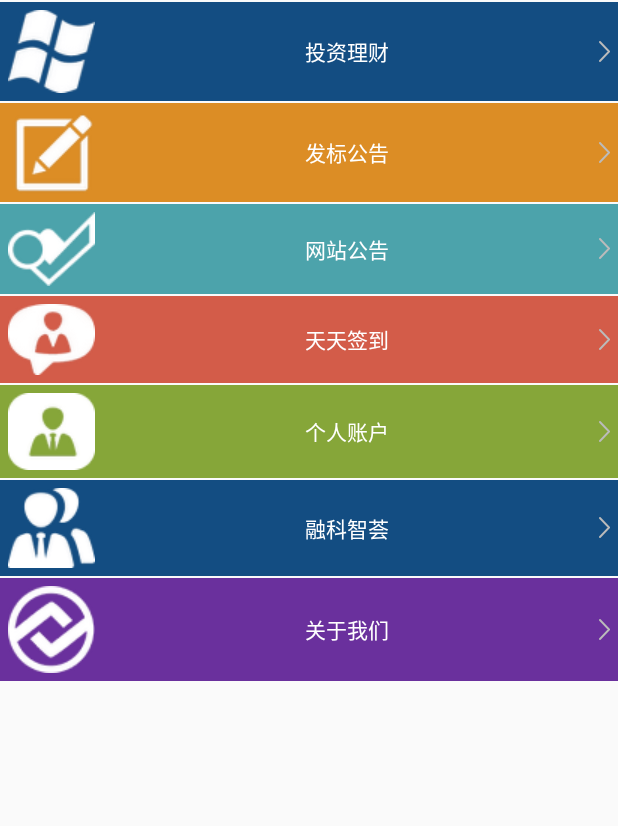
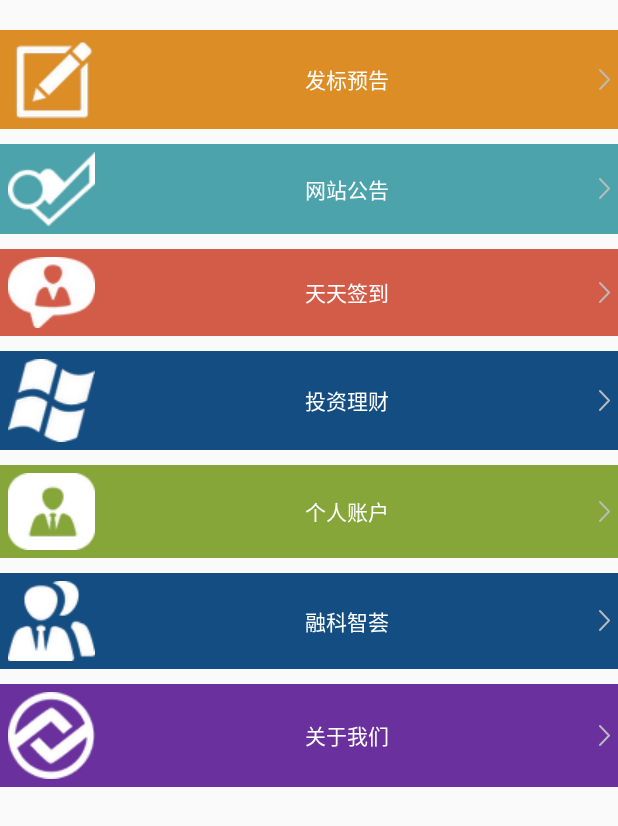
Before and after one commit to fireshort/rongkedai_web_app, an Android app: the screen it shows after launch (MainActivity), on a phone screen of 412 x 824 dp. Shown: the top 826 px of the screen. Run offline under Robolectric (Android 15) with nearby library versions, the light colour scheme and no system bars; our stand-ins replace ButterKnife; libraries missing offline, so code that uses them is left out: com.nostra13.universalimageloader; 4 statements that could not run were skipped.

Commit message:
add progress bar to image loading ui.

```diff
--- a/app/src/main/res/layout/activity_main.xml
+++ b/app/src/main/res/layout/activity_main.xml
@@ -8,7 +8,7 @@
             android:scaleType="fitXY"
             android:layout_width="match_parent"
             android:layout_height="wrap_content"
-            android:id="@+id/ad_iv" />
+            android:id="@+id/ad_iv"/>
     <ScrollView
             android:layout_width="match_parent"
             android:layout_height="match_parent">
@@ -18,31 +18,17 @@
                 android:layout_height="match_parent"
                 >
 
+
             <TextView
                     android:layout_width="match_parent"
                     android:layout_height="wrap_content"
-                    android:text="投资理财"
-                    android:id="@+id/borrow_tv"
-                    android:gravity="center"
-                    android:background="#134d82"
-                    android:textColor="@android:color/white"
-                    android:padding="5dp"
-                    android:layout_marginTop="1dp"
-                    android:textSize="14sp"
-                    android:drawablePadding="20dp"
-                    android:drawableLeft="@drawable/icon06"
-                    android:drawableRight="@drawable/right_arrow"
-                    />
-            <TextView
-                    android:layout_width="match_parent"
-                    android:layout_height="wrap_content"
-                    android:text="发标公告"
+                    android:text="发标预告"
                     android:id="@+id/project_notice_tv"
                     android:gravity="center"
                     android:background="#dc8d25"
                     android:textColor="@android:color/white"
                     android:padding="5dp"
-                    android:layout_marginTop="1dp"
+                    android:layout_marginTop="20dp"
                     android:textSize="14sp"
                     android:drawablePadding="20dp"
                     android:drawableLeft="@drawable/icon10"
@@ -61,7 +47,7 @@
                     android:textSize="14sp"
                     android:drawablePadding="20dp"
                     android:drawableLeft="@drawable/icon09"
-                    android:layout_marginTop="1dp"
+                    android:layout_marginTop="10dp"
                     android:drawableRight="@drawable/right_arrow"
                     />
             <TextView
@@ -76,7 +62,22 @@
                     android:textSize="14sp"
                     android:drawablePadding="20dp"
                     android:drawableLeft="@drawable/icon08"
-                    android:layout_marginTop="1dp"
+                    android:layout_marginTop="10dp"
+                    android:drawableRight="@drawable/right_arrow"
+                    />
+            <TextView
+                    android:layout_width="match_parent"
+                    android:layout_height="wrap_content"
+                    android:text="投资理财"
+                    android:id="@+id/borrow_tv"
+                    android:gravity="center"
+                    android:background="#134d82"
+                    android:textColor="@android:color/white"
+                    android:padding="5dp"
+                    android:layout_marginTop="10dp"
+                    android:textSize="14sp"
+                    android:drawablePadding="20dp"
+                    android:drawableLeft="@drawable/icon06"
                     android:drawableRight="@drawable/right_arrow"
                     />
 
@@ -92,7 +93,7 @@
                     android:textSize="14sp"
                     android:drawablePadding="20dp"
                     android:drawableLeft="@drawable/icon03"
-                    android:layout_marginTop="1dp"
+                    android:layout_marginTop="10dp"
                     android:drawableRight="@drawable/right_arrow"
                     />
             <TextView
@@ -107,7 +108,7 @@
                     android:textSize="14sp"
                     android:drawablePadding="20dp"
                     android:drawableLeft="@drawable/icon04"
-                    android:layout_marginTop="1dp"
+                    android:layout_marginTop="10dp"
                     android:drawableRight="@drawable/right_arrow"
                     />
 
@@ -123,7 +124,7 @@
                     android:textSize="14sp"
                     android:drawablePadding="20dp"
                     android:drawableLeft="@drawable/icon05"
-                    android:layout_marginTop="1dp"
+                    android:layout_marginTop="10dp"
                     android:drawableRight="@drawable/right_arrow"
                     />
 
--- a/app/src/main/res/layout/image_activity.xml
+++ b/app/src/main/res/layout/image_activity.xml
@@ -8,5 +8,11 @@
             android:layout_height="wrap_content"
             android:id="@+id/image_view"
             />
+    <ProgressBar
+            android:id="@+id/image_loading_pb"
+            android:layout_gravity="center"
+            style="?android:attr/progressBarStyleLarge"
+            android:layout_width="wrap_content"
+            android:layout_height="wrap_content" />
 
 </FrameLayout>
```
Also changed, not shown: app/src/main/java/com/rongkedai/ui/LargeImageActivity.java (+13 -3 lines).
